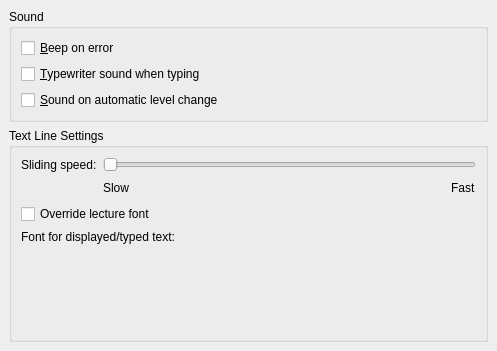
Old version of the form src/ui/ktouchprefgeneralpage.ui in the repository KDE/ktouch.
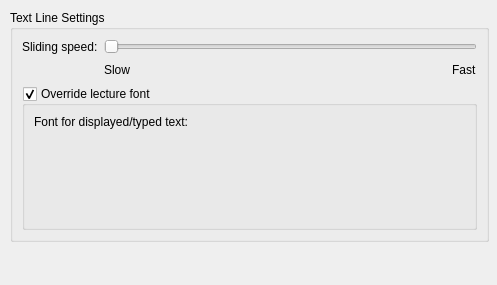
New version of the form. Custom widgets are drawn as their Qt base class.

Commit message: Added extra config page for sound, and cleanup.

Diff of the .ui file:
```diff
--- a/src/ui/ktouchprefgeneralpage.ui
+++ b/src/ui/ktouchprefgeneralpage.ui
@@ -6,75 +6,21 @@
     <x>0</x>
     <y>0</y>
     <width>497</width>
-    <height>351</height>
+    <height>285</height>
    </rect>
   </property>
   <property name="windowTitle" >
    <string>General Options</string>
   </property>
-  <layout class="QVBoxLayout" >
-   <property name="margin" >
-    <number>9</number>
-   </property>
-   <property name="spacing" >
-    <number>6</number>
-   </property>
-   <item>
-    <widget class="QGroupBox" name="groupBox1" >
-     <property name="title" >
-      <string>Sound</string>
-     </property>
-     <layout class="QVBoxLayout" >
-      <property name="margin" >
-       <number>9</number>
-      </property>
-      <property name="spacing" >
-       <number>6</number>
-      </property>
-      <item>
-       <widget class="QCheckBox" name="kcfg_BeepOnError" >
-        <property name="toolTip" >
-         <string>Emit a beep on each typing error</string>
-        </property>
-        <property name="whatsThis" >
-         <string>If checked (default) this will emit a beep each time you make a typing error.</string>
-        </property>
-        <property name="text" >
-         <string>&amp;Beep on error</string>
-        </property>
-       </widget>
-      </item>
-      <item>
-       <widget class="QCheckBox" name="kcfg_SoundOnKeypress" >
-        <property name="toolTip" >
-         <string>Make a typewriter sound for each key pressed</string>
-        </property>
-        <property name="whatsThis" >
-         <string>If checked this will play a typewriter sound for every key pressed.</string>
-        </property>
-        <property name="text" >
-         <string>&amp;Typewriter sound when typing</string>
-        </property>
-       </widget>
-      </item>
-      <item>
-       <widget class="QCheckBox" name="kcfg_SoundOnLevel" >
-        <property name="toolTip" >
-         <string>Play a sound when the level automatically changes.</string>
-        </property>
-        <property name="whatsThis" >
-         <string>If this is checked (default) a sound will be played each time you automatically change of level.</string>
-        </property>
-        <property name="text" >
-         <string>&amp;Sound on automatic level change</string>
-        </property>
-       </widget>
-      </item>
-     </layout>
-    </widget>
-   </item>
-   <item>
     <widget class="QGroupBox" name="groupBox3" >
+   <property name="geometry" >
+    <rect>
+     <x>10</x>
+     <y>10</y>
+     <width>479</width>
+     <height>232</height>
+    </rect>
+   </property>
      <property name="title" >
       <string>Text Line Settings</string>
      </property>
@@ -171,26 +117,41 @@
        </layout>
       </item>
       <item>
-       <widget class="QCheckBox" name="kcfg_OverrideLectureFont" >
-        <property name="toolTip" >
-         <string>If you want to override the font of the training lecture check this box and set your own font.</string>
-        </property>
-        <property name="whatsThis" >
-         <string>Most lectures suggest a font to use. This is necessary for not so common languages where characters may be displayed in a strange way and distort the sliding line. If you check this button you can choose your own font and override the lecture font.</string>
-        </property>
-        <property name="text" >
+     <widget class="QGroupBox" name="kcfg_OverrideLectureFont" >
+      <property name="title" >
          <string>Override lecture font</string>
         </property>
-       </widget>
-      </item>
-      <item>
+      <property name="checkable" >
+       <bool>true</bool>
+      </property>
+      <layout class="QGridLayout" >
+       <property name="margin" >
+        <number>9</number>
+       </property>
+       <property name="spacing" >
+        <number>6</number>
+       </property>
+       <item row="2" column="0" >
+        <spacer>
+         <property name="orientation" >
+          <enum>Qt::Vertical</enum>
+         </property>
+         <property name="sizeHint" >
+          <size>
+           <width>341</width>
+           <height>21</height>
+          </size>
+         </property>
+        </spacer>
+       </item>
+       <item row="0" column="0" >
        <widget class="QLabel" name="fontTextLabel" >
         <property name="text" >
          <string>Font for displayed/typed text:</string>
         </property>
        </widget>
       </item>
-      <item>
+       <item row="1" column="0" >
        <widget class="KFontRequester" name="kcfg_Font" >
         <property name="minimumSize" >
          <size>
@@ -214,23 +175,11 @@
         </property>
        </widget>
       </item>
-      <item>
-       <spacer>
-        <property name="orientation" >
-         <enum>Qt::Vertical</enum>
-        </property>
-        <property name="sizeHint" >
-         <size>
-          <width>20</width>
-          <height>21</height>
-         </size>
-        </property>
-       </spacer>
-      </item>
      </layout>
     </widget>
    </item>
   </layout>
+  </widget>
  </widget>
  <layoutdefault spacing="6" margin="11" />
  <pixmapfunction>qPixmapFromMimeSource</pixmapfunction>
```
Lines whose indentation alone changed are shown as unchanged. The commit also changes 8 other files.
